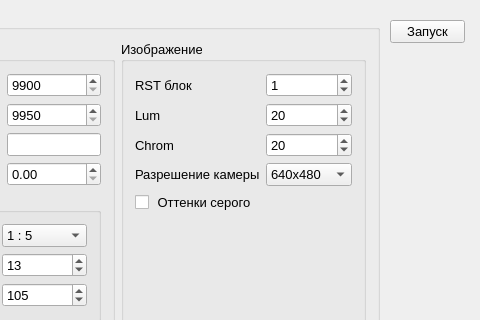
Qt form vidstream/src/qtgui/ui/mainwindow.ui (snikulov/vidstream) before a commit; both pictures show x 140 to 620 and y 0 to 320 of the 620 by 480 pixel window.
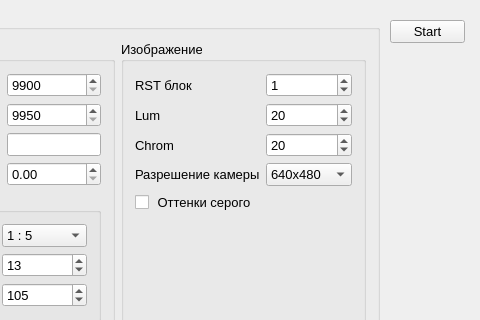
The same form after that commit.

Commit message: more locks; english label on button

Patch:
```diff
--- a/vidstream/src/qtgui/ui/mainwindow.ui
+++ b/vidstream/src/qtgui/ui/mainwindow.ui
@@ -327,7 +327,7 @@
      </rect>
     </property>
     <property name="text">
-     <string>Запуск</string>
+     <string>Start</string>
     </property>
    </widget>
   </widget>
```
The commit also changes 2 other files.
